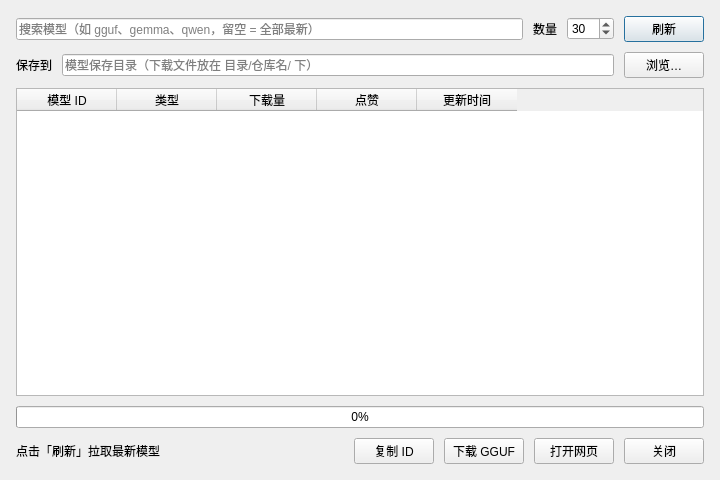
Before: the Qt Designer form ui/modelmanagedialog.ui in clarkhjc/qllama, drawn with Qt 5.
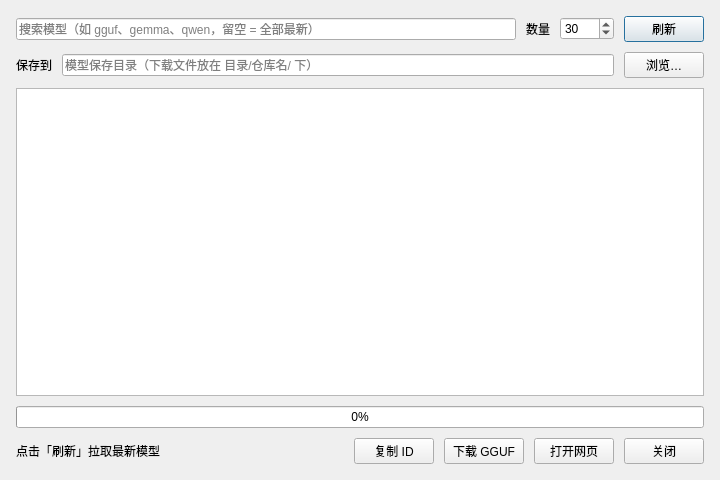
After: the same form once the commit is applied.

Commit message:
refactor(models): 模型列表改用 model/view，条数上限放宽到 1000
新增 ModelListModel（数字列显示 K/M、按原始值排序）与排序代理，
QTableView 替换 QTableWidget；单次拉取上限从 100 放宽到 HF API 的 1000。

What changed in the file:
```diff
--- a/ui/modelmanagedialog.ui
+++ b/ui/modelmanagedialog.ui
@@ -49,7 +49,7 @@
         <number>5</number>
        </property>
        <property name="maximum">
-        <number>100</number>
+        <number>1000</number>
        </property>
        <property name="value">
         <number>30</number>
@@ -94,7 +94,7 @@
     </layout>
    </item>
    <item>
-    <widget class="QTableWidget" name="table">
+    <widget class="QTableView" name="table">
      <property name="editTriggers">
       <set>QAbstractItemView::EditTrigger::NoEditTriggers</set>
      </property>
@@ -116,31 +116,6 @@
      <attribute name="horizontalHeaderStretchLastSection">
       <bool>false</bool>
      </attribute>
-     <column>
-      <property name="text">
-       <string>模型 ID</string>
-      </property>
-     </column>
-     <column>
-      <property name="text">
-       <string>类型</string>
-      </property>
-     </column>
-     <column>
-      <property name="text">
-       <string>下载量</string>
-      </property>
-     </column>
-     <column>
-      <property name="text">
-       <string>点赞</string>
-      </property>
-     </column>
-     <column>
-      <property name="text">
-       <string>更新时间</string>
-      </property>
-     </column>
     </widget>
    </item>
    <item>
```
Left out of the diff: 2 changed lines with no effect on the pictures. The commit also changes 5 other files.
